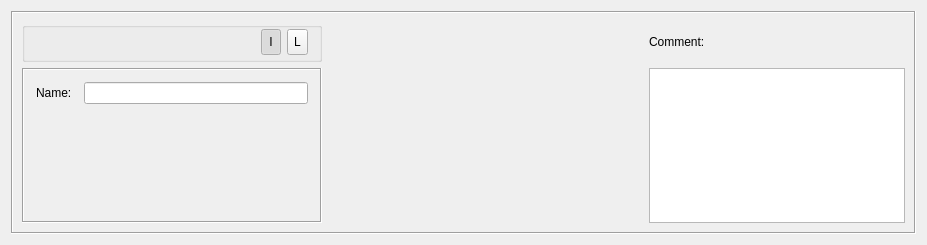
Above: src/gui/groupobjectdialog_q.ui from fwbuilder/fwbuilder before the change. Below: the same form after it.
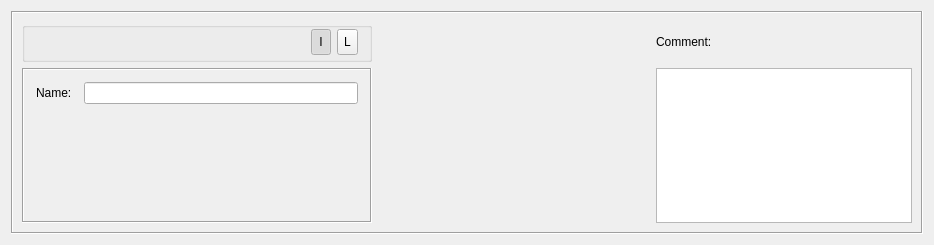
That is the form after the change.

Patch:
```diff
--- a/src/gui/groupobjectdialog_q.ui
+++ b/src/gui/groupobjectdialog_q.ui
@@ -8,7 +8,7 @@
    <rect>
     <x>0</x>
     <y>0</y>
-    <width>927</width>
+    <width>934</width>
     <height>245</height>
    </rect>
   </property>
@@ -173,13 +173,13 @@
         </property>
         <property name="minimumSize" >
          <size>
-          <width>300</width>
+          <width>350</width>
           <height>0</height>
          </size>
         </property>
         <property name="maximumSize" >
          <size>
-          <width>300</width>
+          <width>350</width>
           <height>16777215</height>
          </size>
         </property>
```
